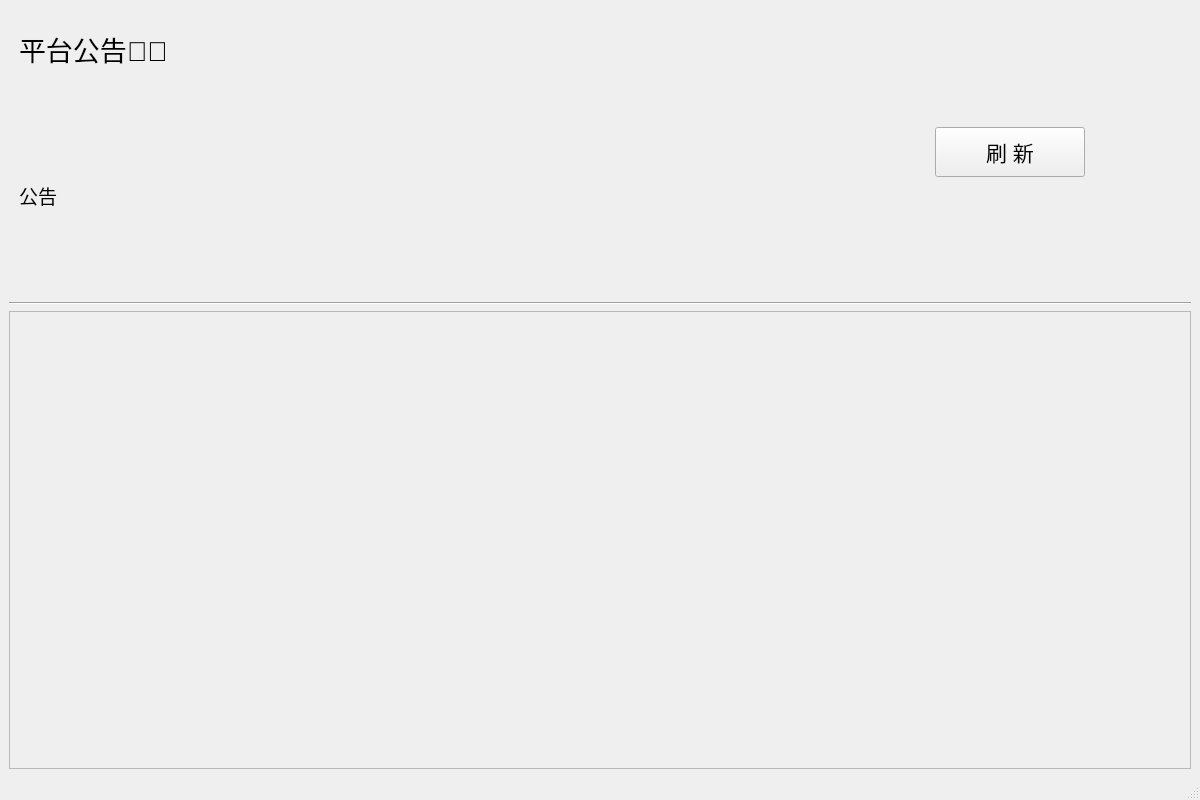
Before: the Qt Designer form resources/ui/UI_GameWindow.ui in Chr0nixz/Closure, drawn with Qt 5.
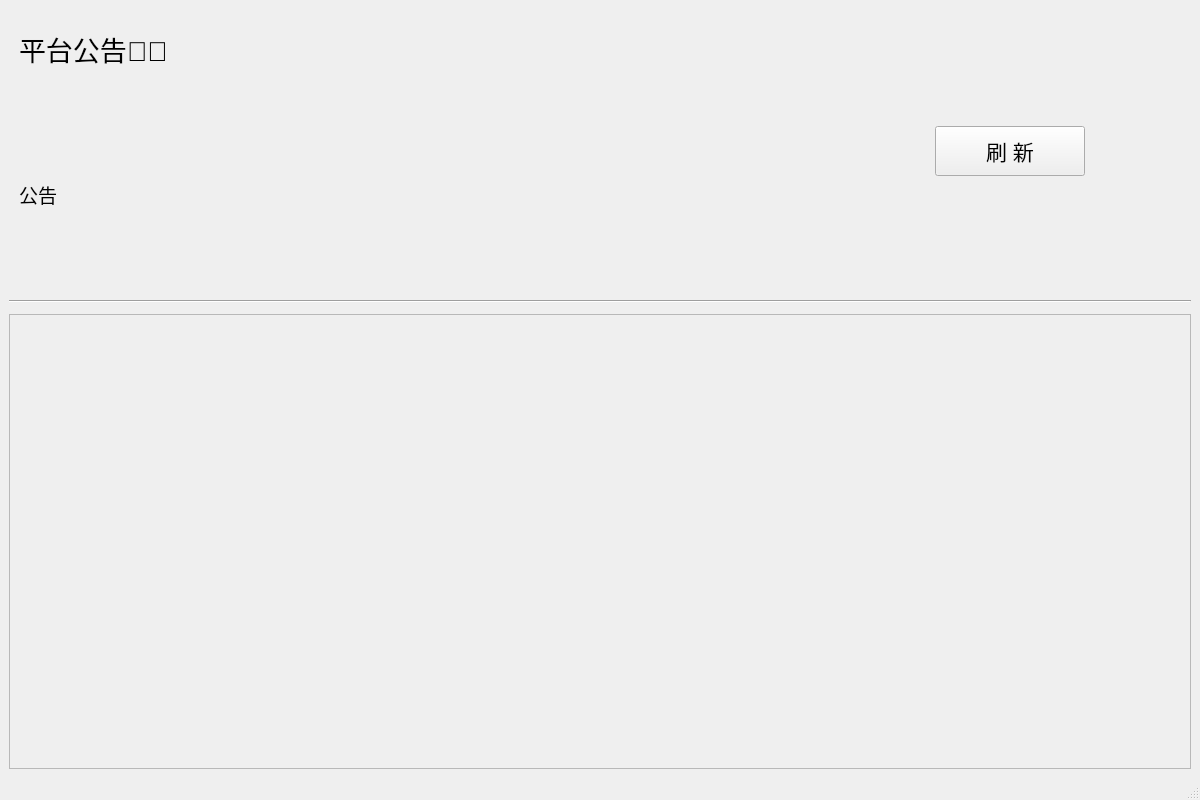
After: the same form once the commit is applied. Icons and pictures are not drawn.

```diff
--- a/resources/ui/UI_GameWindow.ui
+++ b/resources/ui/UI_GameWindow.ui
@@ -23,7 +23,7 @@
   <widget class="QWidget" name="centralwidget">
    <layout class="QGridLayout" name="gridLayout">
     <item row="0" column="0">
-     <layout class="QVBoxLayout" name="verticalLayout" stretch="10,1,16">
+     <layout class="QVBoxLayout" name="verticalLayout" stretch="10,1,0,16">
       <item>
        <layout class="QHBoxLayout" name="horizontalLayout">
         <item>
@@ -160,6 +160,22 @@
         </property>
        </widget>
       </item>
+      <item>
+       <spacer name="verticalSpacer">
+        <property name="orientation">
+         <enum>Qt::Vertical</enum>
+        </property>
+        <property name="sizeType">
+         <enum>QSizePolicy::Fixed</enum>
+        </property>
+        <property name="sizeHint" stdset="0">
+         <size>
+          <width>20</width>
+          <height>5</height>
+         </size>
+        </property>
+       </spacer>
+      </item>
       <item>
        <widget class="QScrollArea" name="scrollArea">
         <property name="minimumSize">
```
